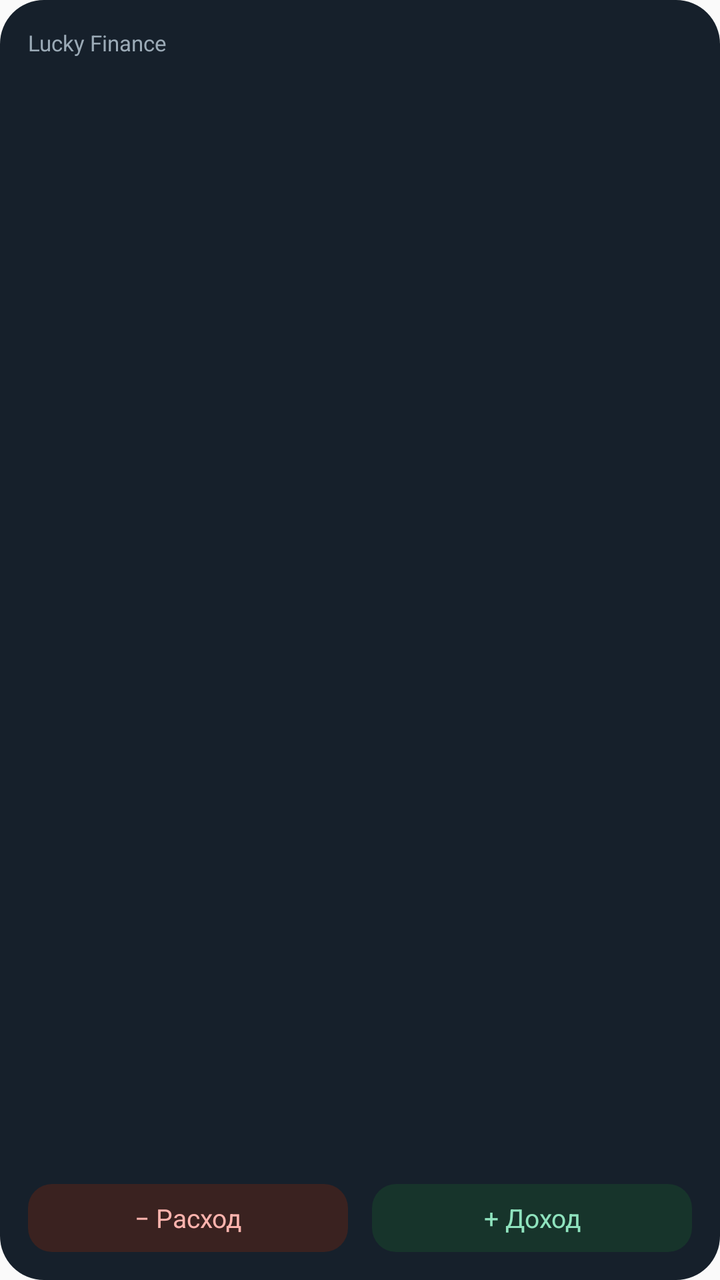
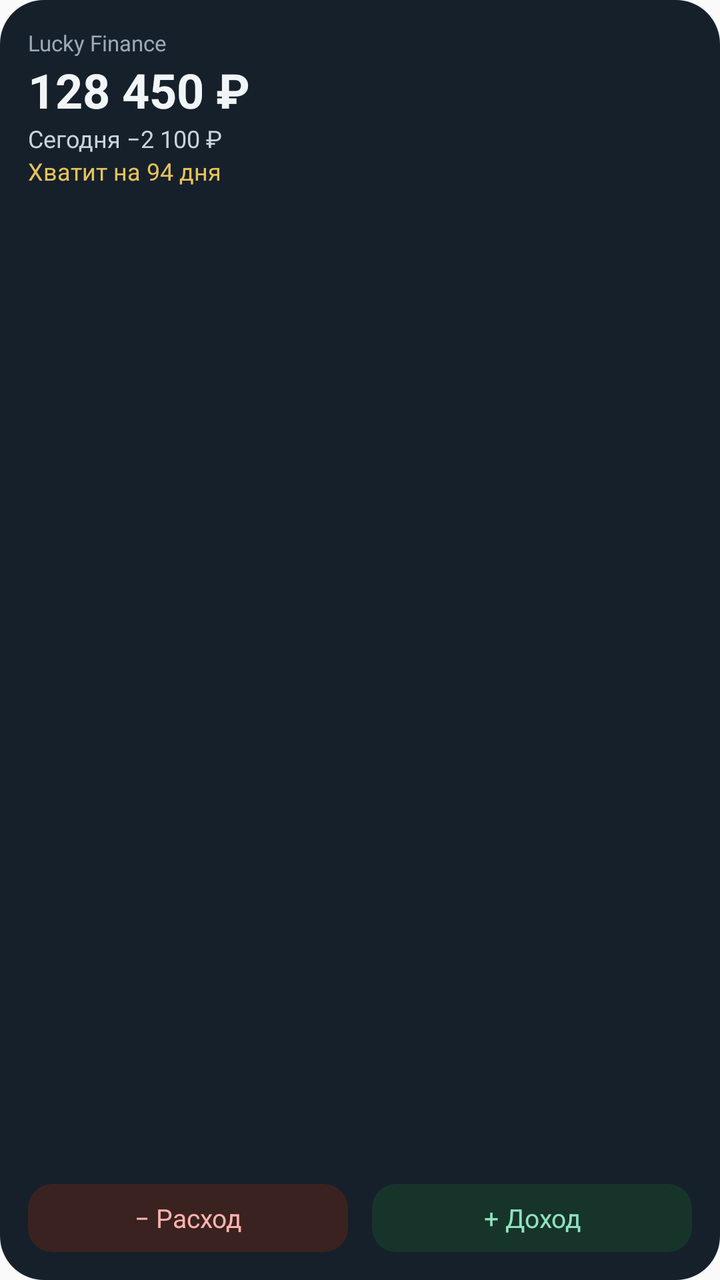

The first picture is an Android layout as it rendered before a commit; the second is the same layout after the commit. The layout source and the unified diff follow.
<!-- AndroidManifest.xml: application theme AppTheme -->
<!-- res/layout/widget_lucky.xml -->
<?xml version="1.0" encoding="utf-8"?>
<LinearLayout xmlns:android="http://schemas.android.com/apk/res/android"
    android:id="@+id/w_root"
    android:layout_width="match_parent"
    android:layout_height="match_parent"
    android:background="@drawable/widget_bg"
    android:orientation="vertical"
    android:padding="14dp">

    <TextView
        android:layout_width="wrap_content"
        android:layout_height="wrap_content"
        android:text="Lucky Finance"
        android:textColor="#9BAAB6"
        android:textSize="11sp" />

    <TextView
        android:id="@+id/w_title"
        android:layout_width="match_parent"
        android:layout_height="wrap_content"
        android:maxLines="1"
        android:textColor="#F2F5F7"
        android:textSize="24sp"
        android:textStyle="bold" />

    <TextView
        android:id="@+id/w_line1"
        android:layout_width="match_parent"
        android:layout_height="wrap_content"
        android:maxLines="1"
        android:textColor="#C9D3DB"
        android:textSize="12sp" />

    <TextView
        android:id="@+id/w_line2"
        android:layout_width="match_parent"
        android:layout_height="wrap_content"
        android:maxLines="1"
        android:textColor="#E6C25A"
        android:textSize="12sp" />

    <LinearLayout
        android:layout_width="match_parent"
        android:layout_height="0dp"
        android:layout_weight="1"
        android:gravity="bottom"
        android:orientation="horizontal">

        <TextView
            android:id="@+id/w_exp"
            android:layout_width="0dp"
            android:layout_height="34dp"
            android:layout_marginEnd="6dp"
            android:layout_weight="1"
            android:background="@drawable/widget_btn_exp"
            android:gravity="center"
            android:text="− Расход"
            android:textColor="#FFB4AE"
            android:textSize="13sp" />

        <TextView
            android:id="@+id/w_inc"
            android:layout_width="0dp"
            android:layout_height="34dp"
            android:layout_marginStart="6dp"
            android:layout_weight="1"
            android:background="@drawable/widget_btn_inc"
            android:gravity="center"
            android:text="+ Доход"
            android:textColor="#8FE3BE"
            android:textSize="13sp" />
    </LinearLayout>
</LinearLayout>
<!-- resources referenced by this layout -->
<resources>
  <!-- drawable widget_bg (drawable) -->
  <?xml version="1.0" encoding="utf-8"?>
  <shape xmlns:android="http://schemas.android.com/apk/res/android" android:shape="rectangle">
      <solid android:color="#16202B" />
      <corners android:radius="22dp" />
  </shape>
  <!-- drawable widget_btn_exp (drawable) -->
  <?xml version="1.0" encoding="utf-8"?>
  <shape xmlns:android="http://schemas.android.com/apk/res/android" android:shape="rectangle">
      <solid android:color="#3A2220" />
      <corners android:radius="12dp" />
  </shape>
  <!-- drawable widget_btn_inc (drawable) -->
  <?xml version="1.0" encoding="utf-8"?>
  <shape xmlns:android="http://schemas.android.com/apk/res/android" android:shape="rectangle">
      <solid android:color="#17342B" />
      <corners android:radius="12dp" />
  </shape>
  <style name="AppTheme" parent="Theme.AppCompat.Light.DarkActionBar">
          
          <item name="colorPrimary">@color/colorPrimary</item>
          <item name="colorPrimaryDark">@color/colorPrimaryDark</item>
          <item name="colorAccent">@color/colorAccent</item>
      </style>
</resources>

<!-- the commit's change to res/layout/widget_lucky.xml (unified diff, before → after) -->
@@ -16,6 +16,7 @@
 
     <TextView
         android:id="@+id/w_title"
+        android:text="128 450 ₽"
         android:layout_width="match_parent"
         android:layout_height="wrap_content"
         android:maxLines="1"
@@ -25,6 +26,7 @@
 
     <TextView
         android:id="@+id/w_line1"
+        android:text="Сегодня −2 100 ₽"
         android:layout_width="match_parent"
         android:layout_height="wrap_content"
         android:maxLines="1"
@@ -33,6 +35,7 @@
 
     <TextView
         android:id="@+id/w_line2"
+        android:text="Хватит на 94 дня"
         android:layout_width="match_parent"
         android:layout_height="wrap_content"
         android:maxLines="1"
